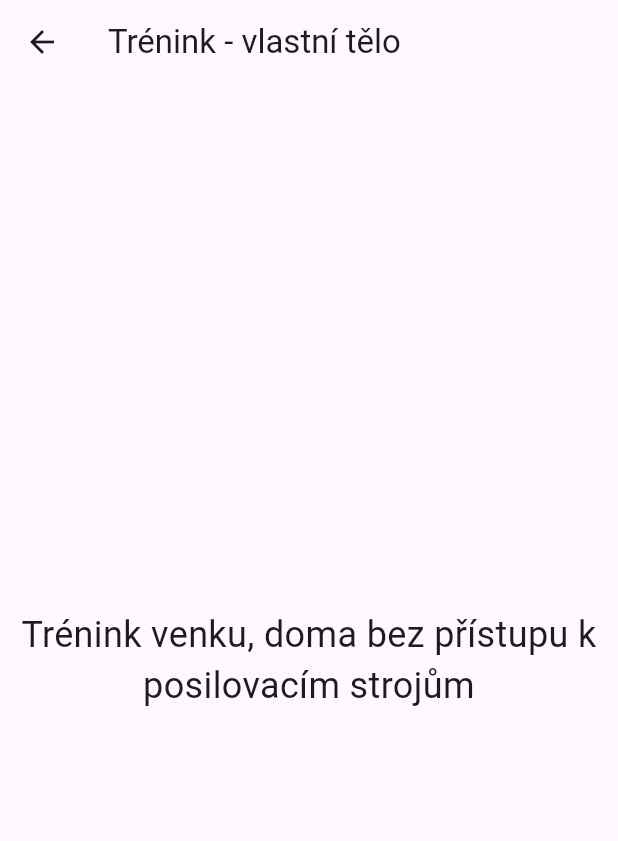
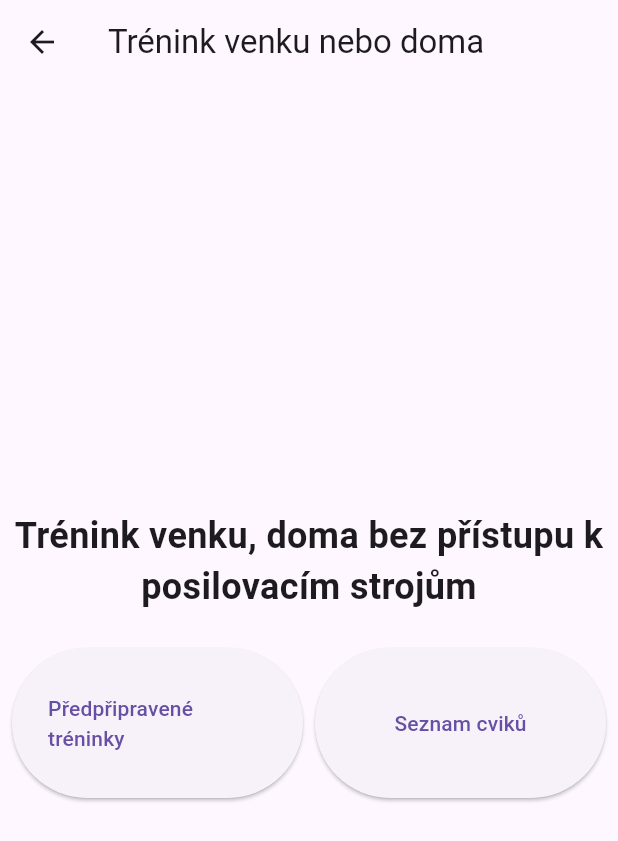
Before and after one commit to hejci/FinalniProjekt, a Flutter app: the screen it shows after launch, after a tap on "Venku, doma bez přístupu k posilovacím s", on a phone screen of 412 x 824 dp. Shown: the top 841 px of the screen. Run offline on Flutter 3.47's test engine with Material 3 defaults, Android fonts, the phone set to English and light mode, and no system bars.

Commit message:
Přidání tlašítek na podstránky

```diff
--- a/lib/main.dart
+++ b/lib/main.dart
@@ -9,6 +9,10 @@ void main() {
     routes: {
       '/outdoorTraining': (context) => OutdoorTrainingScreen(),
       '/gymTraining': (context) => GymTrainingScreen(),
+      '/PreMadeOutdoorTraining': (context) => PreMadeOutdoorTraining(),
+      '/PreMadeGymTraining': (context) => PreMadeGymTraining(),
+      '/FullListOutdoorTraining': (context) => FullListOutdoorTraining(),
+      '/FullListGymTraining': (context) => FullListGymTraining(),
     },
   ));
 }
@@ -26,7 +30,7 @@ class _MainwidgetState extends State<Mainwidget> {
     return Scaffold(
       body: SafeArea(
         child: Center(
-          child: Column(  // Stacks the text and buttons vertically
+          child: Column( // Stacks the text and buttons vertically
             mainAxisAlignment: MainAxisAlignment.center,
             children: [
               // Add text on top
@@ -34,31 +38,29 @@ class _MainwidgetState extends State<Mainwidget> {
                 "Kde budeš trénovat:",
                 style: TextStyle(fontSize: 24.0, fontWeight: FontWeight.bold),
               ),
-              SizedBox(height: 16.0),  // Adds space between text and buttons
+              SizedBox(height: 16.0), // Adds space between text and buttons
               Container(
                 padding: EdgeInsets.all(8.0),
                 child: Row(
-                  mainAxisAlignment: MainAxisAlignment.center,  // Centers buttons horizontally
+                  mainAxisAlignment: MainAxisAlignment.center, // Centers buttons horizontally
                   children: [
                     Expanded(
                       child: Container(
                         height: 100,
                         child: ElevatedButton(
                           onPressed: () {
-                            // Navigate to the outdoor training screen
                             Navigator.pushNamed(context, '/outdoorTraining');
                           },
                           child: Text("Venku, doma bez přístupu k posilovacím strojům"),
                         ),
                       ),
                     ),
-                    SizedBox(width: 8.0),  // Adds space between buttons
+                    SizedBox(width: 8.0), // Adds space between buttons
                     Expanded(
                       child: Container(
                         height: 100,
                         child: ElevatedButton(
                           onPressed: () {
-                            // Navigate to the gym training screen
                             Navigator.pushNamed(context, '/gymTraining');
                           },
                           child: Text("V posilovně, doma s přístupem k posilovacím strojům"),
@@ -81,31 +83,147 @@ class OutdoorTrainingScreen extends StatelessWidget {
   @override
   Widget build(BuildContext context) {
     return Scaffold(
-      appBar: AppBar(title: Text("Trénink - vlastní tělo")),
+      appBar: AppBar(title: Text("Trénink venku nebo doma")),
       body: Center(
-        child: Text(
-          "Trénink venku, doma bez přístupu k posilovacím strojům",
-          style: TextStyle(fontSize: 24.0),
-          textAlign: TextAlign.center,
+        child: Column(
+          mainAxisAlignment: MainAxisAlignment.center,
+          children: [
+            Text(
+              "Trénink venku, doma bez přístupu k posilovacím strojům",
+              style: TextStyle(fontSize: 24.0, fontWeight: FontWeight.bold),
+              textAlign: TextAlign.center,
+            ),
+            SizedBox(height: 16.0),
+            Container(
+              padding: EdgeInsets.all(8.0),
+              child: Row(
+                mainAxisAlignment: MainAxisAlignment.center,
+                children: [
+                  Expanded(
+                    child: Container(
+                      height: 100,
+                      child: ElevatedButton(
+                        onPressed: () {
+                          Navigator.pushNamed(context, '/PreMadeOutdoorTraining');
+                        },
+                        child: Text("Předpřipravené tréninky"),
+                      ),
+                    ),
+                  ),
+                  SizedBox(width: 8.0),
+                  Expanded(
+                    child: Container(
+                      height: 100,
+                      child: ElevatedButton(
+                        onPressed: () {
+                          Navigator.pushNamed(context, '/FullListOutdoorTraining');
+                        },
+                        child: Text("Seznam cviků"),
+                      ),
+                    ),
+                  ),
+                ],
+              ),
+            ),
+          ],
         ),
       ),
     );
   }
 }
 
+
 // Screen for gym/home training with machines
 class GymTrainingScreen extends StatelessWidget {
   @override
   Widget build(BuildContext context) {
     return Scaffold(
-      appBar: AppBar(title: Text("Trénink - váhy")),
+      appBar: AppBar(title: Text("Trénink v posilovně")),
       body: Center(
-        child: Text(
-          "Trénink v posilovně, doma s přístupem k posilovacím strojům",
-          style: TextStyle(fontSize: 24.0),
-          textAlign: TextAlign.center,
+        child: Column(
+          mainAxisAlignment: MainAxisAlignment.center,
+          children: [
+            Text(
+              "Trénink v posilovně, doma s přístupem k posilovacím strojům",
+              style: TextStyle(fontSize: 24.0, fontWeight: FontWeight.bold),
+              textAlign: TextAlign.center,
+            ),
+            SizedBox(height: 16.0),
+            Container(
+              padding: EdgeInsets.all(8.0),
+              child: Row(
+                mainAxisAlignment: MainAxisAlignment.center,
+                children: [
+                  Expanded(
+                    child: Container(
+                      height: 100,
+                      child: ElevatedButton(
+                        onPressed: () {
+                          Navigator.pushNamed(context, '/PreMadeGymTraining');
+                        },
+                        child: Text("Předpřipravené tréninky"),
+                      ),
+                    ),
+                  ),
+                   SizedBox(width: 8.0),
+                  Expanded(
+                    child: Container(
+                      height: 100,
+                      child: ElevatedButton(
+                        onPressed: () {
+                          Navigator.pushNamed(context, '/FullListGymTraining');
+                        },
+                        child: Text("Seznam cviků"),
+                      ),
+                    ),
+                  ),
+                ],
+              ),
+            ),
+          ],
         ),
       ),
     );
   }
 }
+
+
+// Advanced Outdoor Training Screen
+class PreMadeOutdoorTraining extends StatelessWidget {
+  @override
+  Widget build(BuildContext context) {
+    return Scaffold(
+      appBar: AppBar(title: Text("Předpřipravené tréninky")),
+    );
+  }
+}
+
+// Advanced Gym Training Screen
+class PreMadeGymTraining extends StatelessWidget {
+  @override
+  Widget build(BuildContext context) {
+    return Scaffold(
+      appBar: AppBar(title: Text("Předpřipravené tréninky")),
+    );
+  }
+}
+
+// Intermediate Outdoor Training Screen
+class FullListOutdoorTraining extends StatelessWidget {
+  @override
+  Widget build(BuildContext context) {
+    return Scaffold(
+      appBar: AppBar(title: Text("Seznam cviků")),
+    );
+  }
+}
+
+// Intermediate Gym Training Screen
+class FullListGymTraining extends StatelessWidget {
+  @override
+  Widget build(BuildContext context) {
+    return Scaffold(
+      appBar: AppBar(title: Text("Seznam cviků")),
+    );
+  }
+}
```
